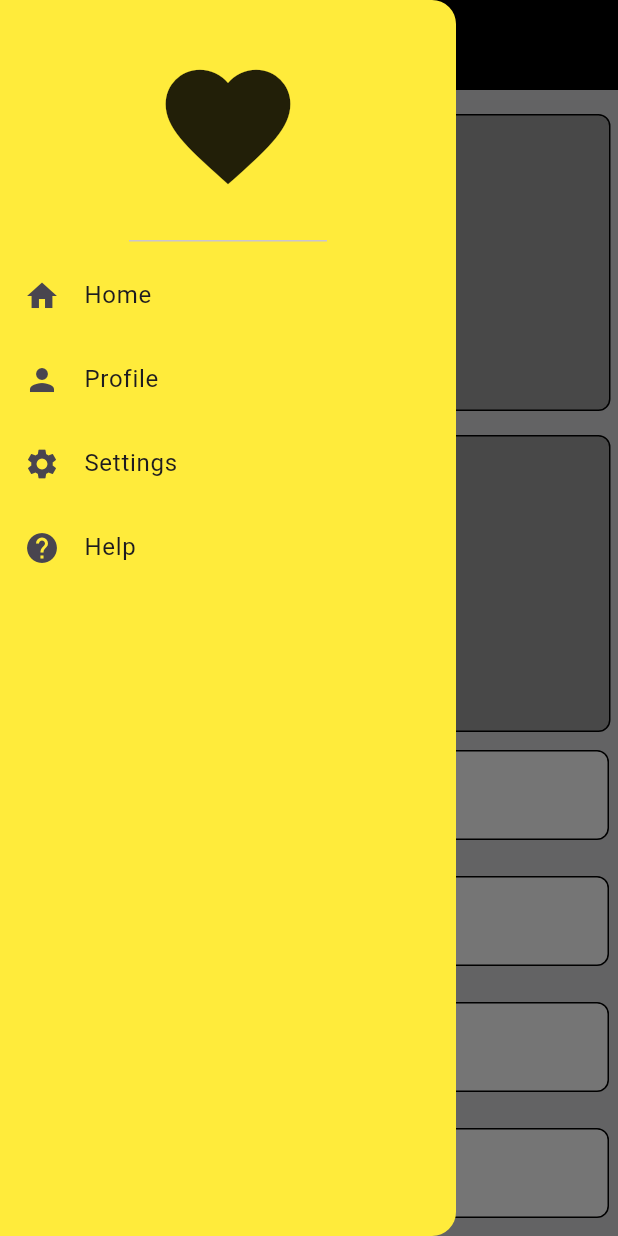
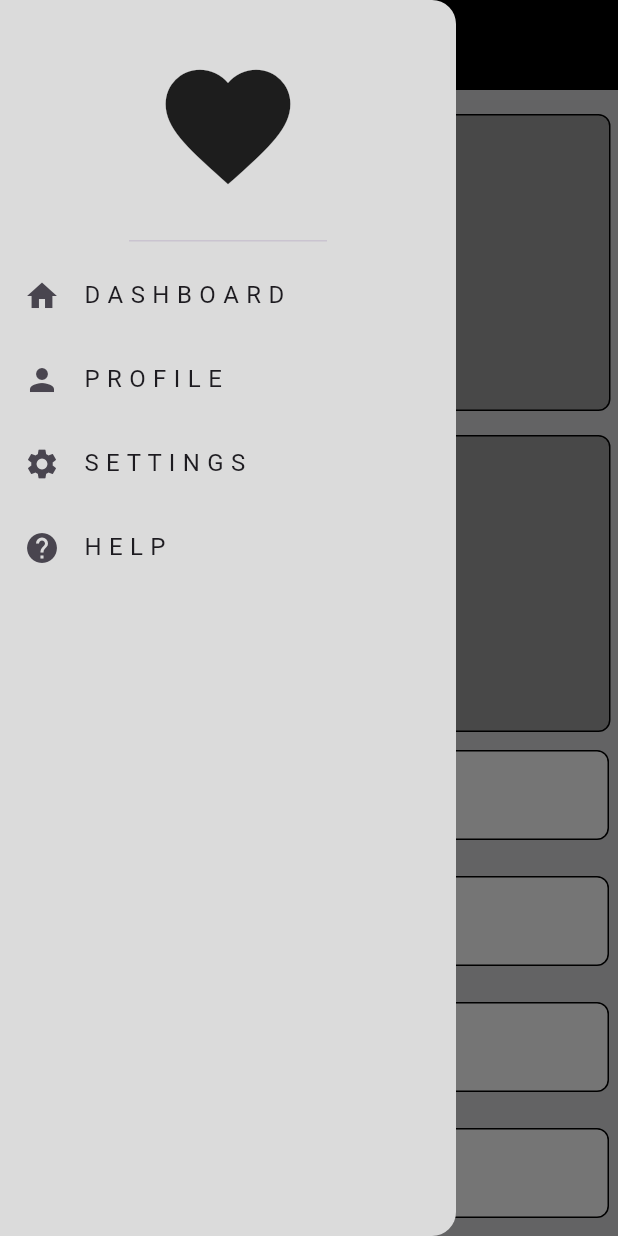
Before and after one commit to OmarGamalDev/responsive_and_adaptive_ui, a Flutter app: the screen it shows after launch, after a tap on the "menu" icon, on a phone screen of 412 x 824 dp. Run offline on Flutter 3.47's test engine with Material 3 defaults, Android fonts, the phone set to English and light mode, and no system bars.

Commit message:
Refactor AdaptiveView and CustomDrawer; implement CustomDrawerItemsListView for improved drawer item management and layout responsiveness

```diff
--- a/lib/Practice in Adaptive Ui/adaptive_view.dart
+++ b/lib/Practice in Adaptive Ui/adaptive_view.dart
@@ -16,8 +16,8 @@ class _AdaptiveViewState extends State<AdaptiveView> {
   @override
   Widget build(BuildContext context) {
     return Scaffold(
+      backgroundColor: Color(0xffD8D8DB),
       key: scaffoldKey,
-      backgroundColor: Color(0xffD8D8DB),
       appBar: PreferredSize(
         preferredSize: const Size.fromHeight(60),
         child: CustomAppBar(scaffoldKey: scaffoldKey),
--- a/lib/Practice in Adaptive Ui/models/drawer_item_model.dart
+++ b/lib/Practice in Adaptive Ui/models/drawer_item_model.dart
@@ -4,5 +4,5 @@ class DrawerItemModel {
   final String title;
   final IconData icon;
 
-  DrawerItemModel({required this.title, required this.icon});
+  const DrawerItemModel({required this.title, required this.icon});
 }
--- a/lib/Practice in Adaptive Ui/widgets/Grid/custom_grid_builder.dart
+++ b/lib/Practice in Adaptive Ui/widgets/Grid/custom_grid_builder.dart
@@ -6,7 +6,9 @@ class CustomGridBuilder extends StatelessWidget {
 
   @override
   Widget build(BuildContext context) {
-    return SliverGrid.builder(
+    return GridView.builder(
+      shrinkWrap: true,
+      physics: NeverScrollableScrollPhysics(),
       gridDelegate: SliverGridDelegateWithFixedCrossAxisCount(
         crossAxisCount: 2,
         mainAxisSpacing: 16,
--- a/lib/Practice in Adaptive Ui/widgets/adaptive_view_body.dart
+++ b/lib/Practice in Adaptive Ui/widgets/adaptive_view_body.dart
@@ -1,6 +1,7 @@
 import 'package:flutter/material.dart';
 import 'package:responsive_and_adaptive_ui/Practice%20in%20Adaptive%20Ui/widgets/Grid/custom_grid_builder.dart';
 import 'package:responsive_and_adaptive_ui/Practice%20in%20Adaptive%20Ui/widgets/ListView/custom_list_builder.dart';
+import 'package:responsive_and_adaptive_ui/Practice%20in%20Adaptive%20Ui/widgets/ListView/custom_list_item.dart';
 
 class AdaptiveViewBody extends StatelessWidget {
   const AdaptiveViewBody({super.key});
@@ -10,9 +11,42 @@ class AdaptiveViewBody extends StatelessWidget {
     return CustomScrollView(
       slivers: [
         SliverToBoxAdapter(child: SizedBox(height: 16)),
-        CustomGridBuilder(),
+        SliverToBoxAdapter(
+          child: LayoutBuilder(
+            builder: (context, constraints) {
+              if (constraints.maxWidth < 600) {
+                return CustomGridBuilder();
+              } else {
+                return CustomListView();
+              }
+            },
+          ),
+        ),
         CustomSliverListView(),
       ],
     );
   }
 }
+
+class CustomListView extends StatelessWidget {
+  const CustomListView({super.key});
+
+  @override
+  Widget build(BuildContext context) {
+    return SizedBox(
+      height: 200,
+      child: ListView.builder(
+        shrinkWrap: true,
+        scrollDirection: Axis.horizontal,
+        physics: NeverScrollableScrollPhysics(),
+        itemBuilder: (context, index) {
+          return Padding(
+            padding: const EdgeInsets.symmetric(vertical: 12, horizontal: 6),
+            child: AspectRatio(aspectRatio: 1, child: CustomListItem()),
+          );
+        },
+        itemCount: 8,
+      ),
+    );
+  }
+}
--- a/lib/Practice in Adaptive Ui/widgets/appBar and Drawer/custom_drawer.dart
+++ b/lib/Practice in Adaptive Ui/widgets/appBar and Drawer/custom_drawer.dart
@@ -1,29 +1,23 @@
 import 'package:flutter/material.dart';
 import 'package:responsive_and_adaptive_ui/Practice%20in%20Adaptive%20Ui/models/drawer_item_model.dart';
-import 'package:responsive_and_adaptive_ui/Practice%20in%20Adaptive%20Ui/widgets/appBar%20and%20Drawer/custom_drawer_item.dart';
+import 'package:responsive_and_adaptive_ui/Practice%20in%20Adaptive%20Ui/widgets/appBar%20and%20Drawer/custom_drawer_items_list_view.dart';
 
 class CustomDrawer extends StatelessWidget {
   const CustomDrawer({super.key});
-
+  static const List<DrawerItemModel> items =  [
+    DrawerItemModel(title: 'D A S H B O A R D', icon: Icons.home),
+    DrawerItemModel(title: 'P R O F I L E', icon: Icons.person),
+    DrawerItemModel(title: 'S E T T I N G S', icon: Icons.settings),
+    DrawerItemModel(title: 'H E L P', icon: Icons.help),
+  ];
   @override
   Widget build(BuildContext context) {
     return Drawer(
-      backgroundColor: Colors.yellow,
+      backgroundColor: Color(0xffDBDBDB),
       child: Column(
         children: [
           DrawerHeader(child: Icon(Icons.favorite, size: 100)),
-          CustomDrawerItem(
-            itemModel: DrawerItemModel(title: 'Home', icon: Icons.home),
-          ),
-          CustomDrawerItem(
-            itemModel: DrawerItemModel(title: 'Profile', icon: Icons.person),
-          ),
-          CustomDrawerItem(
-            itemModel: DrawerItemModel(title: 'Settings', icon: Icons.settings),
-          ),
-          CustomDrawerItem(
-            itemModel: DrawerItemModel(title: 'Help', icon: Icons.help),
-          ),
+          CustomDrawerItemsListView(items: items),
         ],
       ),
     );
--- /dev/null
+++ b/lib/Practice in Adaptive Ui/widgets/appBar and Drawer/custom_drawer_items_list_view.dart
@@ -0,0 +1,23 @@
+import 'package:flutter/material.dart';
+import 'package:responsive_and_adaptive_ui/Practice%20in%20Adaptive%20Ui/models/drawer_item_model.dart';
+import 'package:responsive_and_adaptive_ui/Practice%20in%20Adaptive%20Ui/widgets/appBar%20and%20Drawer/custom_drawer_item.dart';
+
+class CustomDrawerItemsListView extends StatelessWidget {
+  const CustomDrawerItemsListView({
+    super.key,
+    required this.items,
+  });
+
+  final List<DrawerItemModel> items;
+
+  @override
+  Widget build(BuildContext context) {
+    return ListView.builder(
+      shrinkWrap: true,
+      itemCount: items.length,
+      itemBuilder: (context, index) {
+        return CustomDrawerItem(itemModel: items[index]);
+      },
+    );
+  }
+}
```
